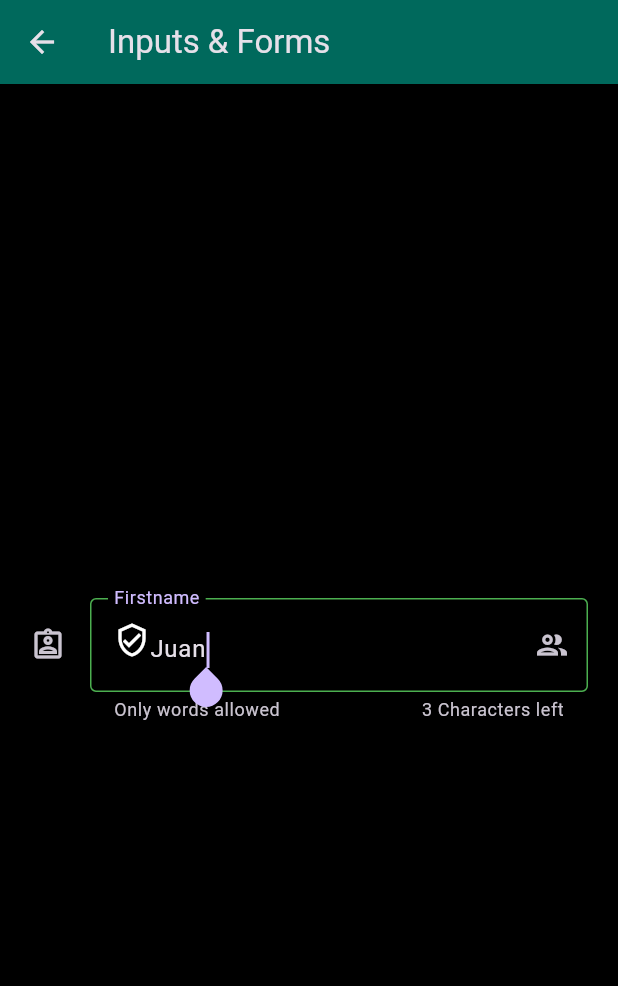
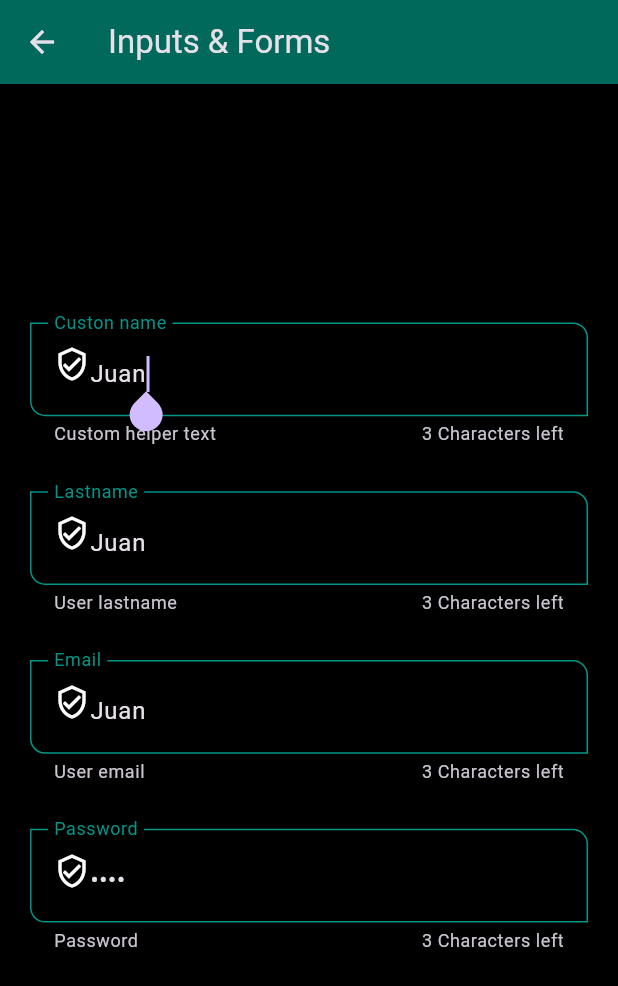
Before and after one commit to Juxn89/flutter-udemy, a Flutter app: the InputScreen screen opened by its route, on a phone screen of 412 x 824 dp. Shown: the top 986 px of the screen. Run offline on Flutter 3.47's test engine with Material 3 defaults, Android fonts, the phone set to English and light mode, and no system bars.

Commit message:
TextForms, Common styles, email & password field.

```diff
--- a/lib/screens/inputs_screens.dart
+++ b/lib/screens/inputs_screens.dart
@@ -1,4 +1,6 @@
 import 'package:flutter/material.dart';
+
+import '../widgets/widgets.dart';
 
 class InputScreen extends StatelessWidget {
 
@@ -16,45 +18,17 @@ class InputScreen extends StatelessWidget {
 						padding: EdgeInsets.symmetric(horizontal: 20, vertical: 10),
 						child: Column(
 							children: [
-								TextFormField(
-									autofocus: true,
-									initialValue: 'Juan',
-									textCapitalization: TextCapitalization.words,
-									decoration: InputDecoration(
-										hintText: 'User firstname',
-										label: Text('Firstname'),
-										helperText: 'Only words allowed',
-										counterText: '3 Characters left',
-										suffixIcon: Icon(Icons.group_outlined),
-										prefix: Icon(Icons.verified_user_outlined),
-										icon: Icon(Icons.assignment_ind_outlined),
-										focusedBorder: OutlineInputBorder(
-											borderSide: BorderSide(
-												color: Colors.green
-											)
-										),
-										border: OutlineInputBorder(
-											borderRadius: BorderRadius.only(
-												bottomLeft: Radius.circular(10),
-												bottomRight: Radius.circular(10)
-											)
-										)
-									),
-									onChanged: (value) {
-										print('Value: $value');
-									},
-									// autovalidateMode: AutovalidateMode.always,
-									autovalidateMode: AutovalidateMode.onUserInteraction,
-									validator: (value) {
-										if(value == null)
-											return 'This field is required';
+								CustomInputField(label: 'Custon name', helperText: 'Custom helper text', hintText: 'Custom hintText',),
+								SizedBox(height: 30,),
 
-										if(value.length < 3)
-										return 'At least 3 characters';
+								CustomInputField(label: 'Lastname', helperText: 'User lastname', hintText: 'Lastname',),
+								SizedBox(height: 30,),
 
-										return null;
-									},
-								)
+								CustomInputField(label: 'Email', helperText: 'User email', hintText: 'Email', textInputType: TextInputType.emailAddress, ),
+								SizedBox(height: 30,),
+
+								CustomInputField(label: 'Password', helperText: 'Password', hintText: 'Password', obscureText: true, ),
+								SizedBox(height: 30,),
 							],
 						),
 					),
--- a/lib/themes/app_theme.dart
+++ b/lib/themes/app_theme.dart
@@ -29,6 +29,23 @@ class AppTheme {
 				backgroundColor: primary,
 				foregroundColor: Colors.white,
 				elevation: 5
+			),
+			inputDecorationTheme: InputDecorationTheme(
+				floatingLabelStyle: TextStyle(color: primary),
+				enabledBorder: OutlineInputBorder(
+					borderSide: BorderSide(color: primary),
+					borderRadius: BorderRadius.only(
+						bottomLeft: Radius.circular(10),
+						topRight: Radius.circular(10)
+					)
+				),
+				focusedBorder: OutlineInputBorder(
+					borderSide: BorderSide(color: primary),
+					borderRadius: BorderRadius.only(
+						bottomLeft: Radius.circular(10),
+						topRight: Radius.circular(10)
+					)
+				),
 			)
 		);
 }
--- /dev/null
+++ b/lib/widgets/custom_input_field.dart
@@ -0,0 +1,61 @@
+import 'package:flutter/material.dart';
+
+class CustomInputField extends StatelessWidget {
+	final String? hintText;
+	final String? label;
+	final String? helperText;
+	final IconData? icon;
+	final IconData? suffixIcon;
+	final TextInputType? textInputType;
+	final bool obscureText;
+
+  const CustomInputField({
+    super.key, this.hintText, this.label, this.helperText, this.icon, this.suffixIcon, this.textInputType,
+		this.obscureText = false
+  });
+
+  @override
+  Widget build(BuildContext context) {
+    return TextFormField(
+    	autofocus: true,
+    	initialValue: 'Juan',
+			keyboardType: textInputType,
+			obscureText: obscureText,
+    	textCapitalization: TextCapitalization.words,
+    	decoration: InputDecoration(
+    		hintText: hintText,
+    		label: Text('$label'),
+    		helperText: helperText,
+    		counterText: '3 Characters left',
+    		suffixIcon: suffixIcon == null ? null : Icon(suffixIcon),
+    		prefix: Icon(Icons.verified_user_outlined),
+    		icon: icon == null ? null : Icon(icon),
+    		// focusedBorder: OutlineInputBorder(
+    		// 	borderSide: BorderSide(
+    		// 		color: Colors.green
+    		// 	)
+    		// ),
+    		// border: OutlineInputBorder(
+    		// 	borderRadius: BorderRadius.only(
+    		// 		bottomLeft: Radius.circular(10),
+    		// 		bottomRight: Radius.circular(10)
+    		// 	)
+    		// )
+    	),
+    	onChanged: (value) {
+    		print('Value: $value');
+    	},
+    	// autovalidateMode: AutovalidateMode.always,
+    	autovalidateMode: AutovalidateMode.onUserInteraction,
+    	validator: (value) {
+    		if(value == null)
+    			return 'This field is required';
+
+    		if(value.length < 3)
+    		return 'At least 3 characters';
+
+    		return null;
+    	},
+    );
+  }
+}
--- a/lib/widgets/widgets.dart
+++ b/lib/widgets/widgets.dart
@@ -1,2 +1,3 @@
 export 'custom_cardtype1.dart';
 export 'custom_cardtype2.dart';
+export 'custom_input_field.dart';
```
